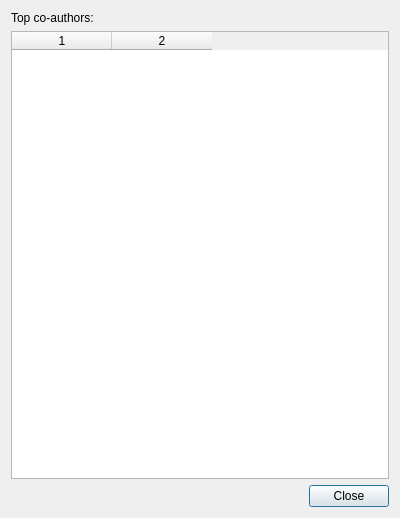
hoppe93/PublicationManager, file ui/DialogTopCoauthors.ui: the form before one commit.
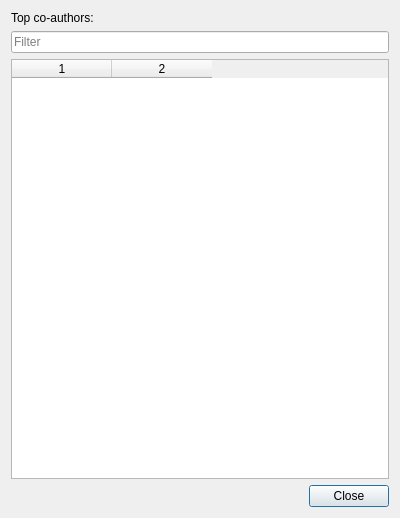
The form after the commit.

Patch:
```diff
--- a/ui/DialogTopCoauthors.ui
+++ b/ui/DialogTopCoauthors.ui
@@ -30,6 +30,16 @@
      </property>
     </widget>
    </item>
+   <item>
+    <widget class="QLineEdit" name="tbFilter">
+     <property name="text">
+      <string/>
+     </property>
+     <property name="placeholderText">
+      <string>Filter</string>
+     </property>
+    </widget>
+   </item>
    <item>
     <widget class="QTableWidget" name="tblAuthors">
      <property name="editTriggers">
```
Left out of the diff: 2 changed lines with no effect on the pictures.
